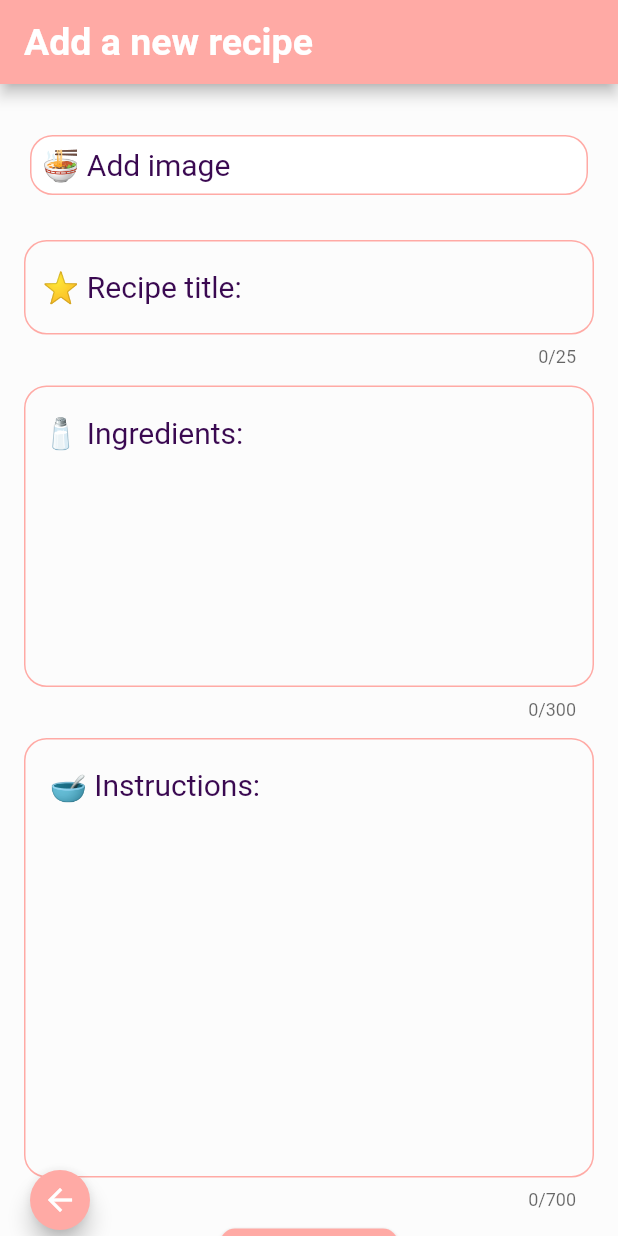
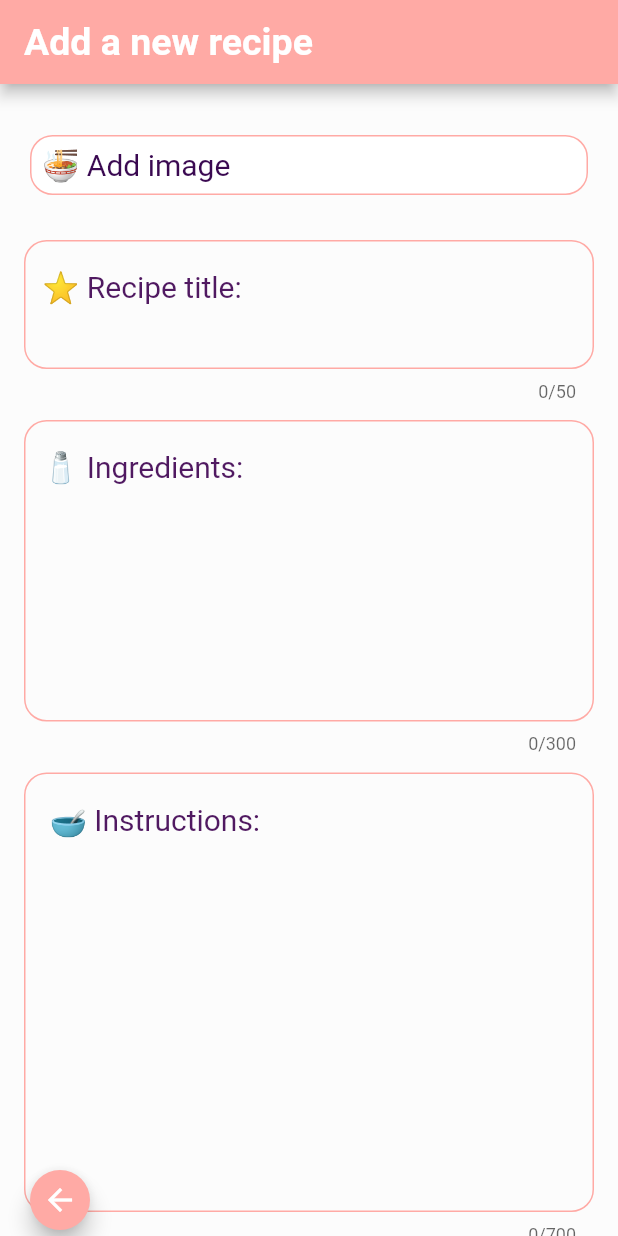
Before and after one commit to Aliat418/reciperlich_app, a Flutter app: the AddRecipePage screen opened by its route, on a phone screen of 412 x 824 dp. Run offline on Flutter 3.47's test engine with Material 2 defaults, Android fonts, the phone set to English and light mode, and no system bars; our stand-ins replace auto_size_text, hive, hive_flutter, image_picker; accounts and stored records are empty; project files that could hold a hidden picture were left out.

Commit message:
small fixes

```diff
--- a/lib/model/dish.dart
+++ b/lib/model/dish.dart
@@ -6,8 +6,6 @@ part 'dish.g.dart';
 class Dish {
   @HiveField(0)
   final String title;
-  @HiveField(1)
-  final String purchasePlace;
   @HiveField(2)
   final String? image;
   @HiveField(3)
@@ -16,16 +14,12 @@ class Dish {
   final String ingredients;
   @HiveField(5)
   final String instructions;
-  @HiveField(6)
-  final String? dishImage;
 
   const Dish({
     required this.title,
-    required this.purchasePlace,
     required this.dishColor,
     required this.ingredients,
     required this.instructions,
-    this.dishImage,
     this.image,
   });
 }
--- a/lib/pages/add_recipe_page.dart
+++ b/lib/pages/add_recipe_page.dart
@@ -94,8 +94,8 @@ class _AddRecipePageState extends State<AddRecipePage> {
 
   Widget _buildInputTitle() {
     return InputTextView(
-      maxLenth: 25,
-      maxLines: 1,
+      maxLenth: 50,
+      maxLines: 2,
       label: '⭐️ Recipe title: ',
       controller: _titleController,
     );
--- a/lib/resources/recipe_image_view.dart
+++ b/lib/resources/recipe_image_view.dart
@@ -20,7 +20,7 @@ class RecipeImageView extends StatelessWidget {
   }
 
   Widget _buildImage() {
-    final localDishImage = dish.dishImage;
+    final localDishImage = dish.image;
     if (localDishImage != null) {
       return Image.asset(localDishImage);
     }
--- a/lib/theme/colors.dart
+++ b/lib/theme/colors.dart
@@ -11,11 +11,14 @@ class AppColors {
   static const Color pastelGreen = Color(0x8ADCEDC1);
   static const Color pastelOrange = Color(0x8AFFD3C1);
   static const Color pastelPink = Color(0xFFffAAA5);
-  static const dishColors = [
+}
+
+class DishesColors {
+  static const dishesColors = [
     AppColors.pastelOrange,
     AppColors.pastelGreen,
     AppColors.pastelBlue,
   ];
   static Color generateRandomColor() =>
-      dishColors[Random().nextInt(dishColors.length)];
+      dishesColors[Random().nextInt(dishesColors.length)];
 }
--- a/lib/theme/fonts.dart
+++ b/lib/theme/fonts.dart
@@ -3,20 +3,23 @@ import 'package:flutter/material.dart';
 class CustomText extends StatelessWidget {
   final double fontSize;
   final String text;
-  final FontWeight fontWeight;
   final Color color;
+  final FontWeight? fontWeight;
+  final TextAlign? textAlign;
 
   const CustomText({
     required this.text,
     required this.fontSize,
-    required this.fontWeight,
     required this.color,
+    this.fontWeight,
+    this.textAlign,
     super.key,
   });
 
   @override
   Widget build(BuildContext context) {
     return Text(
+      textAlign: textAlign,
       text,
       style: TextStyle(
         fontSize: fontSize,
--- a/lib/widgets/ingredients_view.dart
+++ b/lib/widgets/ingredients_view.dart
@@ -25,7 +25,6 @@ class IngredientsView extends StatelessWidget {
               text: '🧂 Igredients: ${dish.ingredients}',
               color: AppColors.mediumPurple,
               fontSize: 18,
-              fontWeight: FontWeight.normal,
             ),
           ),
         ],
--- a/lib/widgets/input_text_view.dart
+++ b/lib/widgets/input_text_view.dart
@@ -21,9 +21,11 @@ class InputTextView extends StatelessWidget {
     return Padding(
       padding: const EdgeInsets.all(6),
       child: TextField(
+        cursorColor: AppColors.pastelPink,
         maxLength: maxLenth,
         maxLines: maxLines,
         style: const TextStyle(
+          color: AppColors.mediumPurple,
           fontSize: 20,
         ),
         controller: controller,
@@ -46,7 +48,7 @@ class InputTextView extends StatelessWidget {
       labelText: label,
       labelStyle: const TextStyle(
         fontSize: 20,
-        color: AppColors.darkPurple,
+        color: AppColors.mediumPurple,
       ),
       enabledBorder: const OutlineInputBorder(
         borderRadius: BorderRadius.all(
--- a/lib/widgets/instructions_view.dart
+++ b/lib/widgets/instructions_view.dart
@@ -22,9 +22,8 @@ class InstructionsView extends StatelessWidget {
           Expanded(
             child: CustomText(
               text: '🥣 Instructions: ${dish.instructions}',
-              color: AppColors.darkPurple,
+              color: AppColors.mediumPurple,
               fontSize: 20,
-              fontWeight: FontWeight.normal,
             ),
           ),
         ],
--- a/lib/widgets/submit_button_action.dart
+++ b/lib/widgets/submit_button_action.dart
@@ -44,12 +44,10 @@ class _SubmitButtonActionState extends State<SubmitButtonAction> {
         if (isSubmitActive() == true) {
           late final newDish = Dish(
             title: widget._titleController.text,
-            purchasePlace: 'No place',
-            dishColor: AppColors.generateRandomColor().value,
+            dishColor: DishesColors.generateRandomColor().value,
             ingredients: widget._ingredientsController.text,
             instructions: widget._instructionsController.text,
             image: widget._image,
-            dishImage: widget._image,
           );
           await DishesRepo.insert(newDish);
           if (!mounted) {
--- a/pubspec.yaml
+++ b/pubspec.yaml
@@ -18,6 +18,7 @@ dependencies:
   hive_flutter: ^1.1.0
   image_picker: ^0.8.5+3
   path_provider: ^2.0.11
+  auto_size_text: ^3.0.0
 
 dev_dependencies:
   flutter_test:
```
Also changed, not shown: lib/resources/images.dart (+0 -12 lines), lib/utils/alert_dialogs.dart (+17 -23 lines), lib/widgets/dish_view_main.dart (+31 -31 lines), lib/widgets/recipe_title_view.dart (+8 -5 lines), lib/model/dish.g.dart, pubspec.lock, 1 other file.
